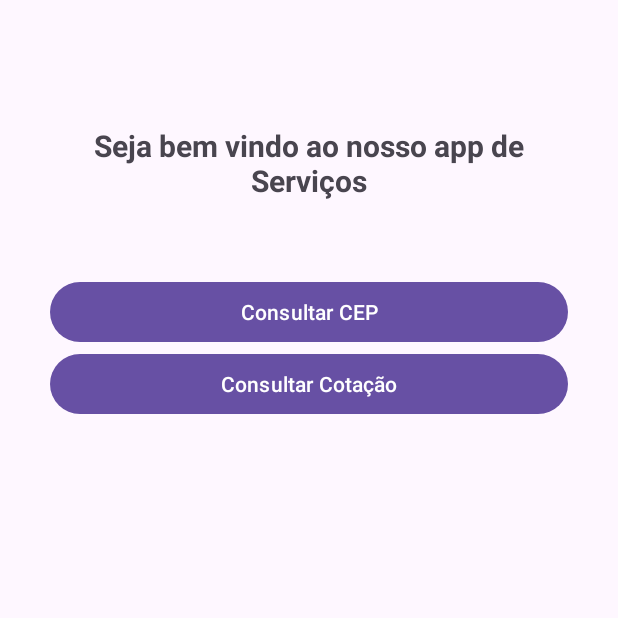
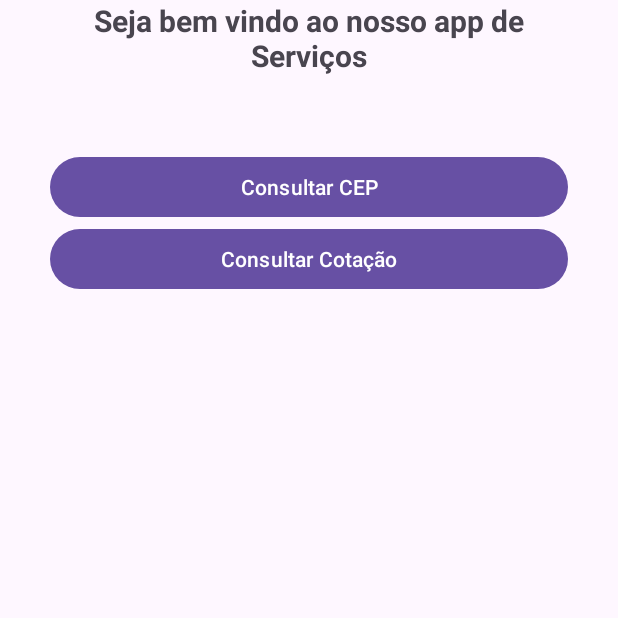
Before and after one commit to kasayuri/ifsp, an Android app: the screen it shows after launch (Main2Activity), on a phone screen of 412 x 824 dp, the top half of it. Run offline under Robolectric (Android 15) with nearby library versions, the phone set to English and light mode, and no system bars.

Commit message:
Update Dispositivos_Moveis_I/Modulo_3/Servicos/app/src/main/res/layout/activity_main2.xml
Co-authored-by: Copilot <175728472+Copilot@users.noreply.github.com>

```diff
--- a/Dispositivos_Moveis_I/Modulo_3/Servicos/app/src/main/res/layout/activity_main2.xml
+++ b/Dispositivos_Moveis_I/Modulo_3/Servicos/app/src/main/res/layout/activity_main2.xml
@@ -9,7 +9,7 @@
 
     <LinearLayout
         android:layout_width="345dp"
-        android:layout_height="657dp"
+        android:layout_height="0dp"
         android:orientation="vertical"
         app:layout_constraintBottom_toBottomOf="parent"
         app:layout_constraintEnd_toEndOf="parent"
```
